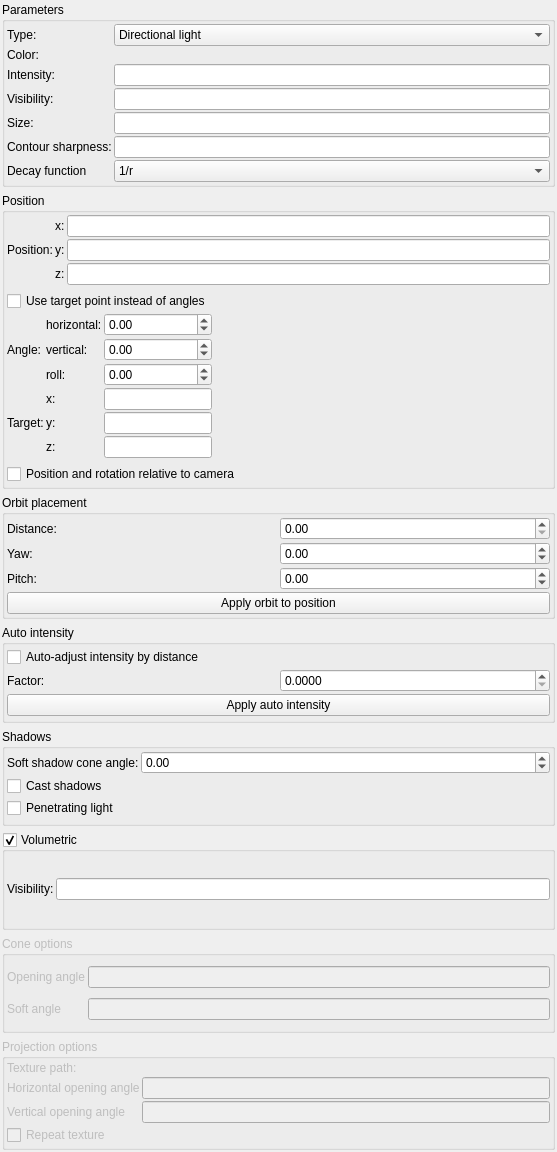
The window that mandelbulber2/qt/light_editor.ui (irinox-ctrl/mandelbulber2) describes before a commit, drawn with Qt 5.
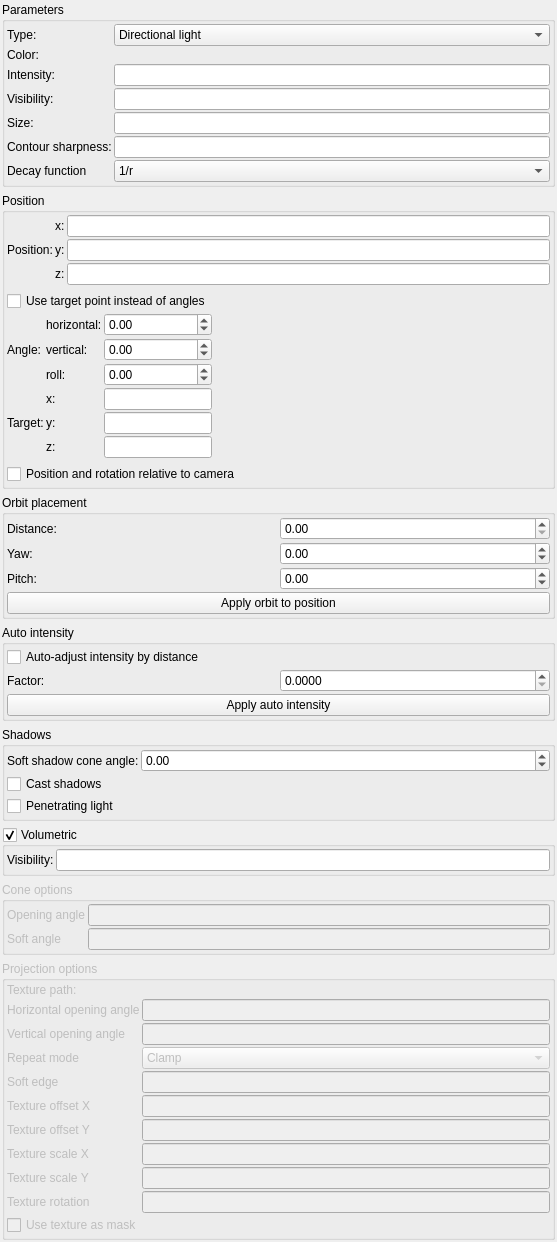
The same window after the commit. Icons and pictures are not drawn. Custom widgets are drawn as their Qt base class.

Commit message:
feat: AUX light projection texture UV transforms + soft edge + mask mode (CPU + GPU)
Add full projection texture control for auxiliary lights:
- UV transforms: offset (x,y), scale (x,y), rotation
- Repeat modes: Clamp, Repeat, Mirror
- Soft edge fade (clamp mode only)
- Use texture as mask (luminance * intensity)
- OpenCL GPU support with proper struct alignment
- UI: comboBox for repeat mode, spinboxes for all params

Fixes OpenCL cache invalidation by clearing caches on struct changes.
All modes verified on NVIDIA RTX 5090.

```diff
--- a/mandelbulber2/qt/light_editor.ui
+++ b/mandelbulber2/qt/light_editor.ui
@@ -1050,19 +1050,189 @@
           </property>
          </widget>
         </item>
-        <item row="2" column="0" colspan="2">
-         <widget class="MyCheckBox" name="checkBox_repeat_texture">
+        <item row="2" column="0">
+         <widget class="QLabel" name="label_repeat_mode">
           <property name="sizePolicy">
-           <sizepolicy hsizetype="Minimum" vsizetype="Maximum">
+           <sizepolicy hsizetype="Maximum" vsizetype="Preferred">
             <horstretch>0</horstretch>
             <verstretch>0</verstretch>
            </sizepolicy>
           </property>
+          <property name="text">
+           <string>Repeat mode</string>
+          </property>
+          <property name="wordWrap">
+           <bool>true</bool>
+          </property>
+         </widget>
+        </item>
+        <item row="2" column="1">
+         <widget class="MyComboBox" name="comboBox_projection_repeat_mode">
           <property name="toolTip">
            <string>&lt;html&gt;&lt;head/&gt;&lt;body&gt;&lt;p&gt;Repeats projected texture. Recommended to use seamless texture.&lt;/p&gt;&lt;/body&gt;&lt;/html&gt;</string>
           </property>
+          <item>
+           <property name="text">
+            <string>Clamp</string>
+           </property>
+          </item>
+          <item>
+           <property name="text">
+            <string>Repeat</string>
+           </property>
+          </item>
+          <item>
+           <property name="text">
+            <string>Mirror</string>
+           </property>
+          </item>
+         </widget>
+        </item>
+        <item row="3" column="0">
+         <widget class="QLabel" name="label_soft_edge">
+          <property name="sizePolicy">
+           <sizepolicy hsizetype="Maximum" vsizetype="Preferred">
+            <horstretch>0</horstretch>
+            <verstretch>0</verstretch>
+           </sizepolicy>
+          </property>
           <property name="text">
-           <string>Repeat texture</string>
+           <string>Soft edge</string>
+          </property>
+          <property name="wordWrap">
+           <bool>true</bool>
+          </property>
+         </widget>
+        </item>
+        <item row="3" column="1">
+         <widget class="MyLineEdit" name="logedit_projection_soft_edge">
+          <property name="toolTip">
+           <string>&lt;html&gt;&lt;head/&gt;&lt;body&gt;&lt;p&gt;Soft edge feather width. 0.0 = hard edges, 0.5 = maximum soft fade. Only applies in Clamp mode.&lt;/p&gt;&lt;/body&gt;&lt;/html&gt;</string>
+          </property>
+         </widget>
+        </item>
+        <item row="4" column="0">
+         <widget class="QLabel" name="label_texture_offset_x">
+          <property name="sizePolicy">
+           <sizepolicy hsizetype="Maximum" vsizetype="Preferred">
+            <horstretch>0</horstretch>
+            <verstretch>0</verstretch>
+           </sizepolicy>
+          </property>
+          <property name="text">
+           <string>Texture offset X</string>
+          </property>
+          <property name="wordWrap">
+           <bool>true</bool>
+          </property>
+         </widget>
+        </item>
+        <item row="4" column="1">
+         <widget class="MyLineEdit" name="logedit_projection_texture_offset_x">
+          <property name="toolTip">
+           <string>&lt;html&gt;&lt;head/&gt;&lt;body&gt;&lt;p&gt;Horizontal offset of the projected texture in UV space.&lt;/p&gt;&lt;/body&gt;&lt;/html&gt;</string>
+          </property>
+         </widget>
+        </item>
+        <item row="5" column="0">
+         <widget class="QLabel" name="label_texture_offset_y">
+          <property name="sizePolicy">
+           <sizepolicy hsizetype="Maximum" vsizetype="Preferred">
+            <horstretch>0</horstretch>
+            <verstretch>0</verstretch>
+           </sizepolicy>
+          </property>
+          <property name="text">
+           <string>Texture offset Y</string>
+          </property>
+          <property name="wordWrap">
+           <bool>true</bool>
+          </property>
+         </widget>
+        </item>
+        <item row="5" column="1">
+         <widget class="MyLineEdit" name="logedit_projection_texture_offset_y">
+          <property name="toolTip">
+           <string>&lt;html&gt;&lt;head/&gt;&lt;body&gt;&lt;p&gt;Vertical offset of the projected texture in UV space.&lt;/p&gt;&lt;/body&gt;&lt;/html&gt;</string>
+          </property>
+         </widget>
+        </item>
+        <item row="6" column="0">
+         <widget class="QLabel" name="label_texture_scale_x">
+          <property name="sizePolicy">
+           <sizepolicy hsizetype="Maximum" vsizetype="Preferred">
+            <horstretch>0</horstretch>
+            <verstretch>0</verstretch>
+           </sizepolicy>
+          </property>
+          <property name="text">
+           <string>Texture scale X</string>
+          </property>
+          <property name="wordWrap">
+           <bool>true</bool>
+          </property>
+         </widget>
+        </item>
+        <item row="6" column="1">
+         <widget class="MyLineEdit" name="logedit_projection_texture_scale_x">
+          <property name="toolTip">
+           <string>&lt;html&gt;&lt;head/&gt;&lt;body&gt;&lt;p&gt;Horizontal scale of the projected texture. 1.0 = original size.&lt;/p&gt;&lt;/body&gt;&lt;/html&gt;</string>
+          </property>
+         </widget>
+        </item>
+        <item row="7" column="0">
+         <widget class="QLabel" name="label_texture_scale_y">
+          <property name="sizePolicy">
+           <sizepolicy hsizetype="Maximum" vsizetype="Preferred">
+            <horstretch>0</horstretch>
+            <verstretch>0</verstretch>
+           </sizepolicy>
+          </property>
+          <property name="text">
+           <string>Texture scale Y</string>
+          </property>
+          <property name="wordWrap">
+           <bool>true</bool>
+          </property>
+         </widget>
+        </item>
+        <item row="7" column="1">
+         <widget class="MyLineEdit" name="logedit_projection_texture_scale_y">
+          <property name="toolTip">
+           <string>&lt;html&gt;&lt;head/&gt;&lt;body&gt;&lt;p&gt;Vertical scale of the projected texture. 1.0 = original size.&lt;/p&gt;&lt;/body&gt;&lt;/html&gt;</string>
+          </property>
+         </widget>
+        </item>
+        <item row="8" column="0">
+         <widget class="QLabel" name="label_texture_rotation">
+          <property name="sizePolicy">
+           <sizepolicy hsizetype="Maximum" vsizetype="Preferred">
+            <horstretch>0</horstretch>
+            <verstretch>0</verstretch>
+           </sizepolicy>
+          </property>
+          <property name="text">
+           <string>Texture rotation</string>
+          </property>
+          <property name="wordWrap">
+           <bool>true</bool>
+          </property>
+         </widget>
+        </item>
+        <item row="8" column="1">
+         <widget class="MyLineEdit" name="logedit_projection_texture_rotation">
+          <property name="toolTip">
+           <string>&lt;html&gt;&lt;head/&gt;&lt;body&gt;&lt;p&gt;Rotation of the projected texture in degrees.&lt;/p&gt;&lt;/body&gt;&lt;/html&gt;</string>
+          </property>
+         </widget>
+        </item>
+        <item row="9" column="0" colspan="2">
+         <widget class="MyCheckBox" name="checkBox_projection_use_as_mask">
+          <property name="toolTip">
+           <string>&lt;html&gt;&lt;head/&gt;&lt;body&gt;&lt;p&gt;Use texture as intensity mask instead of color. Light color is preserved; texture brightness controls intensity.&lt;/p&gt;&lt;/body&gt;&lt;/html&gt;</string>
+          </property>
+          <property name="text">
+           <string>Use texture as mask</string>
           </property>
          </widget>
         </item>
```
Left out of the diff: 2 changed lines with no effect on the pictures. The commit also changes 17 other files.
